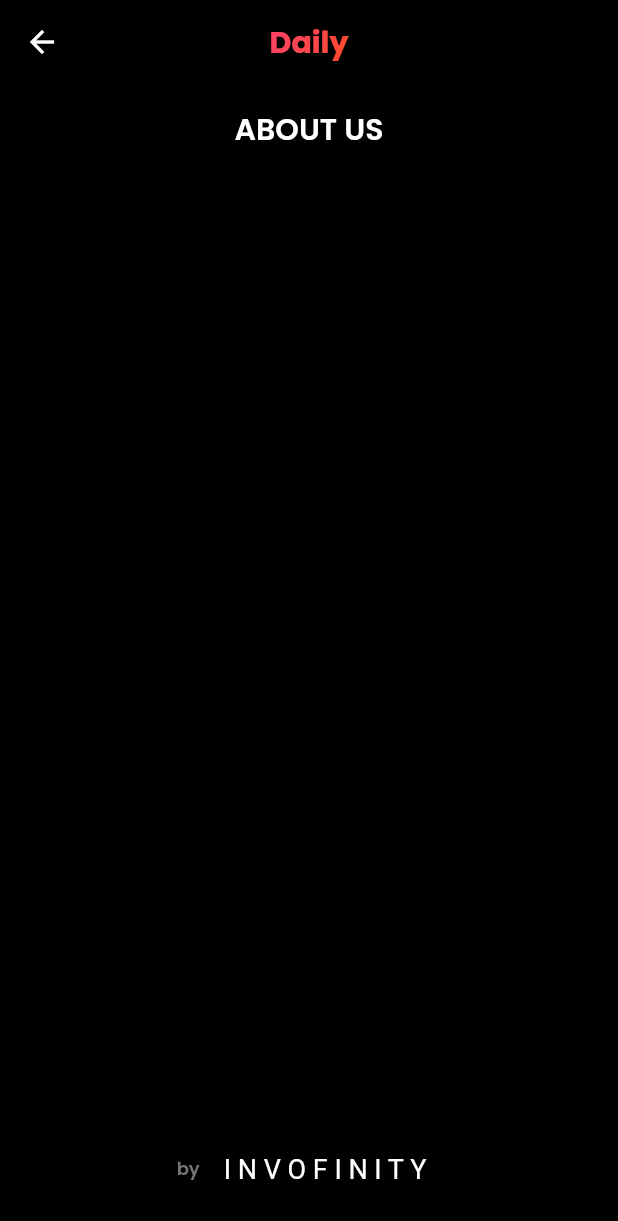
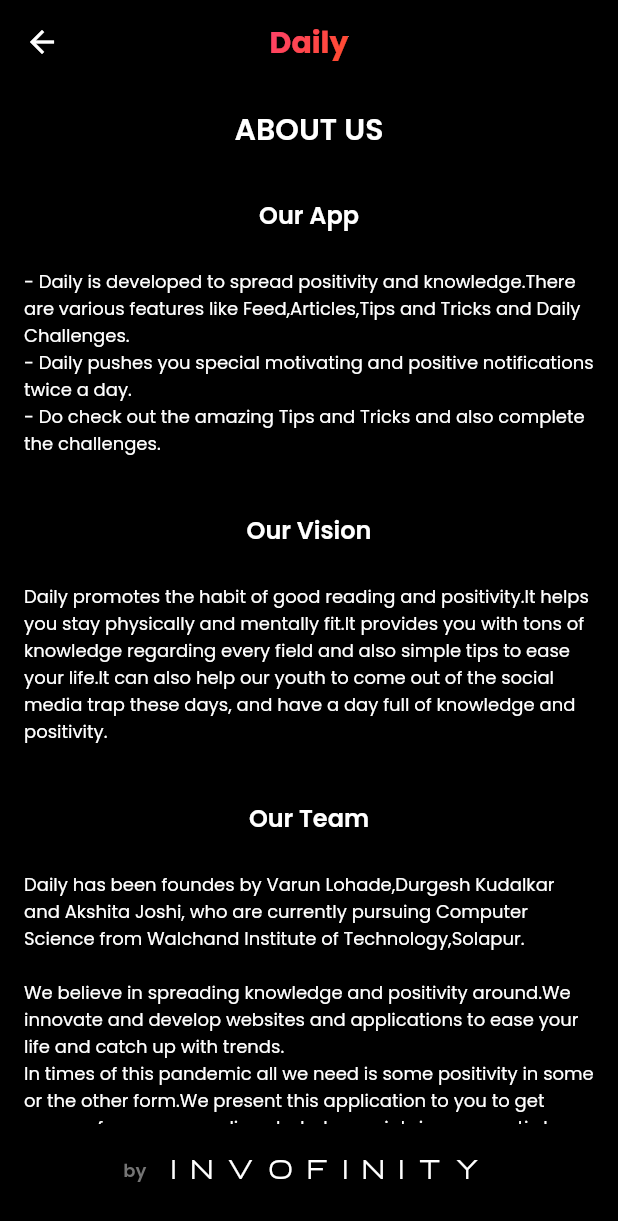
Before and after one commit to Invofinity/Application-1, a Flutter app: the AboutUs screen opened directly, on a phone screen of 412 x 824 dp. Shown: the top 1221 px of the screen. Run offline on Flutter 3.47's test engine with Material 2 defaults, Android fonts, the light colour scheme and no system bars; our stand-ins replace bubble_bottom_bar, cached_network_image, carousel_slider, connectivity, firebase_messaging, flutter_icons and 2 more; missing offline and left inert: optimized_cached_image; accounts and stored records are empty.

Commit message:
Minor changes 4

```diff
--- a/lib/constants.dart
+++ b/lib/constants.dart
@@ -4,6 +4,7 @@
 const kPrimaryLightColor = Color(0xFFFFA7BB); //change color...
 //const bgColor = Color(0xFFffffff);
 //const txtColor = Color(0xFF171717);
+int counter = 0;
 final bgColor = Colors.black;
 final txtColor = Colors.white;
 const up = Color(0xFFff416c);
--- a/lib/models/article_model.dart
+++ b/lib/models/article_model.dart
@@ -48,3 +48,8 @@
   String task;
   Challenges({this.day, this.task});
 }
+
+class Rate {
+  String url;
+  Rate({this.url});
+}
--- a/lib/pages/article_screens/discover_homescreen.dart
+++ b/lib/pages/article_screens/discover_homescreen.dart
@@ -276,7 +276,7 @@
                     child: Center(
                       child: Container(
                           height: 60,
-                          child: Image.asset('assets/challenges1.png')),
+                          child: Image.asset('assets/challenges.png')),
                     ),
                   ),
                   Padding(
--- a/lib/pages/widgets/TnT_tile.dart
+++ b/lib/pages/widgets/TnT_tile.dart
@@ -20,7 +20,7 @@
 
 _onShare(BuildContext context, String url) async {
   final RenderBox box = context.findRenderObject();
-  await Share.share(url,
+  await Share.share("For more posts like this Download the Daily App.\n" + url,
       subject: 'Invofinity',
       sharePositionOrigin: box.localToGlobal(Offset.zero) & box.size);
 }
--- a/lib/pages/widgets/article-tiless.dart
+++ b/lib/pages/widgets/article-tiless.dart
@@ -23,7 +23,8 @@
 
   _onShare(BuildContext context, String url) async {
     final RenderBox box = context.findRenderObject();
-    await Share.share(url,
+    await Share.share(
+        "For more Articles like this, Download the Daily App.\n" + url,
         subject: 'Invofinity',
         sharePositionOrigin: box.localToGlobal(Offset.zero) & box.size);
   }
--- a/lib/pages/widgets/extra_settings.dart
+++ b/lib/pages/widgets/extra_settings.dart
@@ -56,7 +56,48 @@
             width: MediaQuery.of(context).size.width - 32,
             height: MediaQuery.of(context).size.height * 0.75,
             child: SingleChildScrollView(
-              child: Text("data"),
+              child: Center(
+                child: Column(
+                  children: [
+                    Text(
+                      "Our App\n",
+                      style: TextStyle(
+                          fontFamily: "PoppinsSemiBold",
+                          color: txtColor,
+                          fontSize: 16),
+                    ),
+                    Text(
+                      "- Daily is developed to spread positivity and knowledge.There are various features like Feed,Articles,Tips and Tricks and Daily Challenges.\n- Daily pushes you special motivating and positive notifications twice a day.\n- Do check out the amazing Tips and Tricks and also complete the challenges.\n\n",
+                      style: TextStyle(
+                          fontFamily: "Poppins", color: txtColor, fontSize: 12),
+                    ),
+                    Text(
+                      "Our Vision\n",
+                      style: TextStyle(
+                          fontFamily: "PoppinsSemiBold",
+                          color: txtColor,
+                          fontSize: 16),
+                    ),
+                    Text(
+                      "Daily promotes the habit of good reading and positivity.It helps you stay physically and mentally fit.It provides you with tons of knowledge regarding every field and also simple tips to ease your life.It can also help our youth to come out of the social media trap these days, and have a day full of knowledge and positivity.\n\n",
+                      style: TextStyle(
+                          fontFamily: "Poppins", color: txtColor, fontSize: 12),
+                    ),
+                    Text(
+                      "Our Team\n",
+                      style: TextStyle(
+                          fontFamily: "PoppinsSemiBold",
+                          color: txtColor,
+                          fontSize: 16),
+                    ),
+                    Text(
+                      "Daily has been foundes by Varun Lohade,Durgesh Kudalkar and Akshita Joshi, who are currently pursuing Computer Science from Walchand Institute of Technology,Solapur.\n\nWe believe in spreading knowledge and positivity around.We innovate and develop websites and applications to ease your life and catch up with trends.\nIn times of this pandemic all we need is some positivity in some or the other form.We present this application to you to get aware of your surroundings but also maintain your santiy by giving you positive dose of Articles and Daily Challenges.\n\n",
+                      style: TextStyle(
+                          fontFamily: "Poppins", color: txtColor, fontSize: 12),
+                    )
+                  ],
+                ),
+              ),
             ),
           ),
           SizedBox(
--- a/pubspec.yaml
+++ b/pubspec.yaml
@@ -97,6 +97,10 @@
     - family: PoppinsBlack
       fonts:
         - asset: fonts/Poppins-Black.ttf
+    - family: NeonBold
+      fonts:
+        - asset: fonts/Neon-Bold.ttf
+
 
   # For details regarding fonts from package dependencies,
   # see https://flutter.dev/custom-fonts/#from-packages
```
Also changed, not shown: lib/helper/data_new.dart (+20 -0 lines), lib/main.dart (+4 -3 lines), lib/pages/settings.dart (+23 -4 lines), lib/screens/Welcome/components/body.dart (+23 -4 lines), lib/splashscreen.dart (+5 -3 lines), assets/challenges.png.
